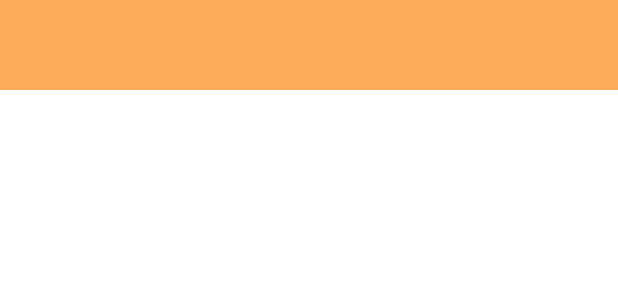
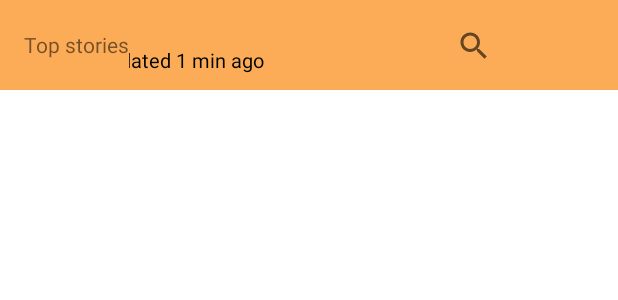
Before and after one commit to havicb/Materialistic, an Android app: the layout activity_main.xml on its own in the app's theme, with its tools: preview values and no code run, on a phone screen of 412 x 824 dp. Shown: the top 300 px of the screen. Run offline under Robolectric (Android 15) with nearby library versions, the light colour scheme and no system bars.

Commit message:
Added toolbar, changed layouts

```diff
--- a/app/src/main/java/com/example/hackernews/news/NewsArticleFragment.kt
+++ b/app/src/main/java/com/example/hackernews/news/NewsArticleFragment.kt
@@ -21,14 +21,12 @@ class NewsArticleFragment() : Fragment(), View.OnClickListener {
             args.putSerializable(Constants.SELECTED_NEWS, news)
             val fragment = NewsArticleFragment()
             fragment.arguments = args
-            Log.d("FRAGMENTS ARTICLE-> ", "${fragment.arguments}")
             return fragment
         }
     }
 
     override fun onCreate(savedInstanceState: Bundle?) {
         super.onCreate(savedInstanceState)
-        Log.d("ARGUMENTS", arguments.toString())
         // todo implement
     }
 
@@ -37,12 +35,16 @@ class NewsArticleFragment() : Fragment(), View.OnClickListener {
     }
 
     override fun onViewCreated(view: View, savedInstanceState: Bundle?) {
+        /*
         val webView = view.findViewById<WebView>(R.id.web_view)
         webView.webViewClient = WebViewClient()
         webView.loadUrl("https://facebook.com")
         Log.d("ARGUMENTS", arguments.toString())
         val webSettings = webView.settings
         webSettings.javaScriptEnabled = true
+        */
+        val textView = view.findViewById<TextView>(R.id.tv_article)
+        textView.text = "Loading web view..."
     }
 
     override fun onClick(v: View?) {
--- a/app/src/main/java/com/example/hackernews/news/NewsCommentFragment.kt
+++ b/app/src/main/java/com/example/hackernews/news/NewsCommentFragment.kt
@@ -37,8 +37,6 @@ class NewsCommentFragment : Fragment(), View.OnClickListener {
             args.putSerializable("CALL", api)
             val fragment = NewsCommentFragment()
             fragment.arguments = args
-            Log.d("FRAGMENTS -> ", "${fragment.requireArguments().getSerializable(Constants.SELECTED_NEWS)}")
-            Log.d("API ->", "${fragment.requireArguments().getSerializable("CALL")}")
             return fragment
         }
     }
@@ -53,7 +51,6 @@ class NewsCommentFragment : Fragment(), View.OnClickListener {
     }
 
     override fun onViewCreated(view: View, savedInstanceState: Bundle?) {
-        Log.d("ON VIEW CREATED", "CREATED")
         commentRecyclerView = view.findViewById(R.id.news_comments)
         commentRecyclerView.layoutManager = LinearLayoutManager(context)
         commentRecyclerView.adapter = commentAdapter
@@ -62,8 +59,7 @@ class NewsCommentFragment : Fragment(), View.OnClickListener {
 
     fun loadComments(selectedNews: NewsM?, callApi: CallApi) {
         apiCall = callApi
-        Log.d("LOAD COMMENTS -> ", "${apiCall}")
-        apiCall?.loadComments(selectedNews!!, commentAdapter)
+        apiCall.loadComments(selectedNews!!, commentAdapter)
     }
 
     override fun onClick(v: View?) {
--- a/app/src/main/java/com/example/hackernews/news/NewsTabsAdapter.kt
+++ b/app/src/main/java/com/example/hackernews/news/NewsTabsAdapter.kt
@@ -14,11 +14,10 @@ class NewsTabsAdapter(val clickedNews: NewsM, val fragmentActivity: FragmentActi
     }
 
     override fun getItemCount(): Int {
-        return 2
+        return fragments.size
     }
 
     fun addFragment(fragment: Fragment) {
-        Log.d("FRAGMENT ADDED -> ", "$fragment")
         fragments.add(fragment)
     }
 
--- a/app/src/main/res/layout/activity_main.xml
+++ b/app/src/main/res/layout/activity_main.xml
@@ -19,7 +19,46 @@
             android:layout_width="match_parent"
             android:layout_height="60dp"
             android:background="@color/news_id_color"
-            app:layout_constraintTop_toTopOf="parent" />
+            app:layout_constraintTop_toTopOf="parent">
+
+            <TextView
+                android:id="@+id/tv_title"
+                android:layout_width="wrap_content"
+                android:layout_height="wrap_content"
+                android:text="Top stories"/>
+
+            <LinearLayout
+                android:id="@+id/llToolbar"
+                android:layout_width="match_parent"
+                android:layout_height="match_parent"
+                android:gravity="center_vertical"
+                android:orientation="horizontal">
+
+                <TextView
+                    android:id="@+id/tv_toolbar_last_update"
+                    android:layout_width="wrap_content"
+                    android:layout_height="wrap_content"
+                    android:textSize="13sp"
+                    android:textColor="@color/black"
+                    android:visibility="visible"
+                    android:layout_marginLeft="-50dp"
+                    android:layout_marginRight="100dp"
+                    android:text="@string/last_updated_1_min_ago"
+                    android:layout_marginTop="10dp"
+                    />
+
+                <SearchView
+                    android:id="@+id/search_view"
+                    android:layout_width="match_parent"
+                    android:layout_height="150dp"
+                    android:layout_gravity="center"
+                    android:iconifiedByDefault="true"
+                    app:showAsAction="collapseActionView"
+                    android:queryHint="Search HN"
+                    android:layout_marginLeft="16dp"/>
+
+            </LinearLayout>
+        </androidx.appcompat.widget.Toolbar>
 
         <androidx.recyclerview.widget.RecyclerView
             android:id="@+id/news_recyclerView"
--- a/app/src/main/res/layout/activity_news.xml
+++ b/app/src/main/res/layout/activity_news.xml
@@ -105,6 +105,7 @@
         android:id="@+id/llFragment"
         android:layout_width="match_parent"
         android:layout_height="wrap_content"
+        android:visibility="visible"
         app:layout_constraintStart_toStartOf="parent"
         app:layout_constraintTop_toBottomOf="@id/news_info">
 
@@ -127,7 +128,7 @@
 
         <fragment
             android:id="@+id/articleCommentFragment"
-            class="com.example.hackernews.news.NewsCommentFragment"
+            class="com.example.hackernews.news.NewsArticleFragment"
             android:layout_width="match_parent"
             android:layout_height="wrap_content"
             />
--- a/app/src/main/res/values/strings.xml
+++ b/app/src/main/res/values/strings.xml
@@ -1,4 +1,5 @@
 <resources>
     <string name="app_name">HackerNews</string>
+    <string name="last_updated_1_min_ago">Last updated 1 min ago</string>
 
 </resources>
```
Also changed, not shown: app/src/main/java/com/example/hackernews/MainActivity.kt (+24 -1 lines), app/src/main/java/com/example/hackernews/NewsActivity.kt (+11 -11 lines), app/src/main/res/layout/news_article_tab_layout.xml (+12 -6 lines).
